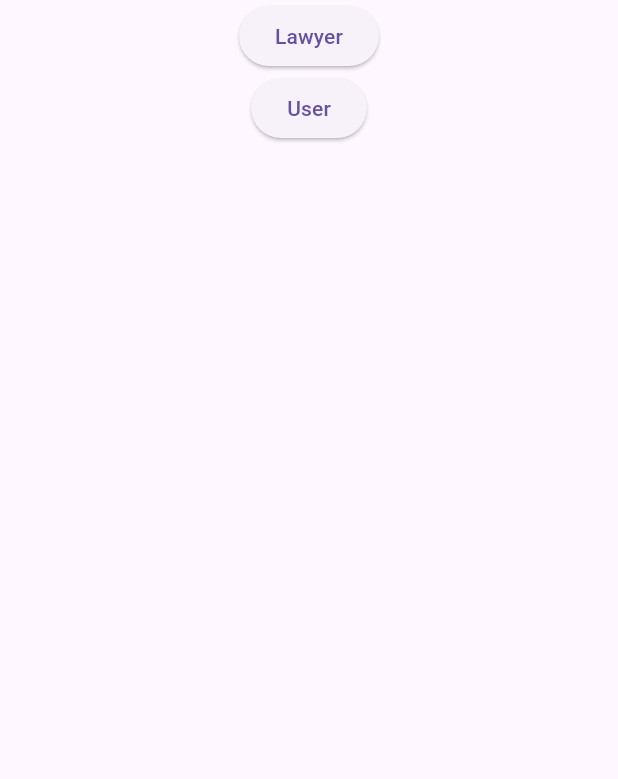
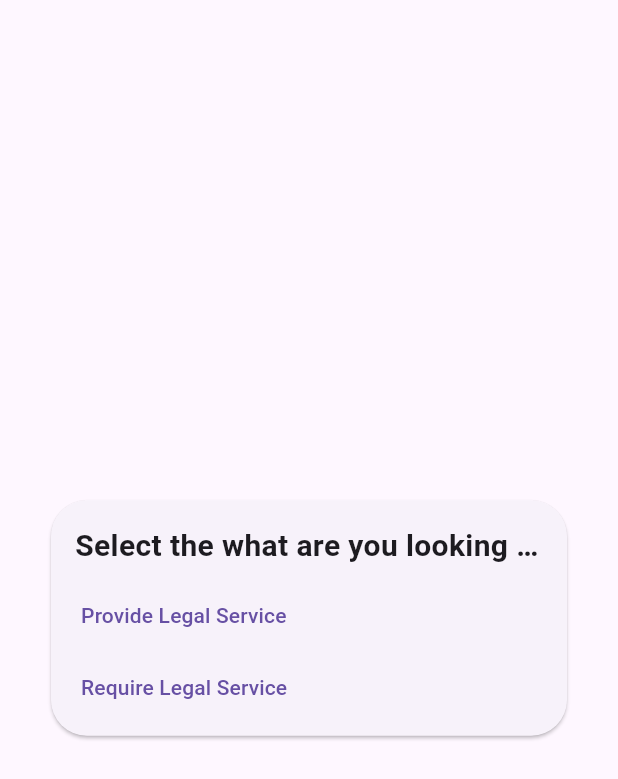
Before and after one commit to MechanicalNoob05/lawtrix, a Flutter app: the screen it shows after launch, on a phone screen of 412 x 824 dp. Shown: the top 779 px of the screen. Run offline on Flutter 3.47's test engine with Material 2 defaults, Android fonts, the phone set to English and light mode, and no system bars; our stand-ins replace shared_preferences.

Commit message:
It takes a mere second for treasure to turn to trash.

```diff
--- a/lib/screens/onboarding_screen.dart
+++ b/lib/screens/onboarding_screen.dart
@@ -8,25 +8,88 @@ class Onboarding extends StatelessWidget {
   @override
   Widget build(BuildContext context) {
     return Scaffold(
-      body: Center(
+        body: Padding(
+      padding: const EdgeInsets.all(30.0),
+      child: Column(
+        mainAxisAlignment: MainAxisAlignment.center,
+        children: [
+          Card(
+            clipBehavior: Clip.antiAlias,
+            shape: RoundedRectangleBorder(
+              borderRadius: BorderRadius.circular(24),
+            ),
             child: Column(
               children: [
-            ElevatedButton(
+                Padding(
+                  padding: const EdgeInsets.all(16).copyWith(bottom: 0),
+                  child: Row(
+                    children: [
+                      Flexible(
+                        child: Column(
+                          crossAxisAlignment: CrossAxisAlignment.center,
+                          mainAxisAlignment: MainAxisAlignment.center,
+                          children: [
+                            Text(
+                              "Select the what are you looking for",
+                              style: const TextStyle(
+                                fontSize: 20,
+                                fontWeight: FontWeight.bold,
+                              ),
+                              overflow: TextOverflow.ellipsis,
+                              softWrap: true,
+                            ),
+                          ],
+                        ),
+                      )
+                    ],
+                  ),
+                ),
+                ButtonBar(
+                  alignment: MainAxisAlignment.spaceAround,
+                  children: [
+                    TextButton(
+                      child: const Text('Provide Legal Service'),
                       onPressed: () async {
                         var sharedpref = await SharedPreferences.getInstance();
                         sharedpref.setBool("service_provider", true);
 
+                        Navigator.popAndPushNamed(context, route.Home);
                       },
-                child: const Text("Lawyer")),
-            ElevatedButton(
+                    ),
+                    TextButton(
+                      child: const Text('Require Legal Service'),
                       onPressed: () async {
                         var sharedpref = await SharedPreferences.getInstance();
                         sharedpref.setBool("service_provider", false);
+
+                        Navigator.popAndPushNamed(context, route.Home);
                       },
-                child: const Text("User"))
+                    )
+                  ],
+                )
               ],
             ),
           ),
-    );
+        ],
+      ),
+    ));
   }
 }
+// ElevatedButton(
+// onPressed: () async {
+// var sharedpref = await SharedPreferences.getInstance();
+// sharedpref.setBool("service_provider", true);
+//
+// Navigator.popAndPushNamed(context, route.Home);
+// },
+// child: const Text("Lawyer")),
+// SizedBox(height: 16.0),
+//
+// ElevatedButton(
+// onPressed: () async {
+// var sharedpref = await SharedPreferences.getInstance();
+// sharedpref.setBool("service_provider", false);
+//
+// Navigator.popAndPushNamed(context, route.Home);
+// },
+// child: const Text("User")),
```
Also changed, not shown: lib/main.dart (+1 -16 lines), lib/router/router.dart (+3 -16 lines), lib/screens/home_screen.dart (added, +71 -0 lines), lib/screens/lawyer_Screens/lawyer_home_screen.dart (deleted, +0 -15 lines), lib/screens/user_Screens/home_screen.dart (deleted, +0 -29 lines), assets/images/bg.jpg (added), lib/screens/login_screen.dart (renamed from lib/screens/user_Screens/login_screen.dart), lib/screens/signup_screen.dart (renamed from lib/screens/user_Screens/signup_screen.dart). Lines whose indentation alone changed are shown as unchanged.
